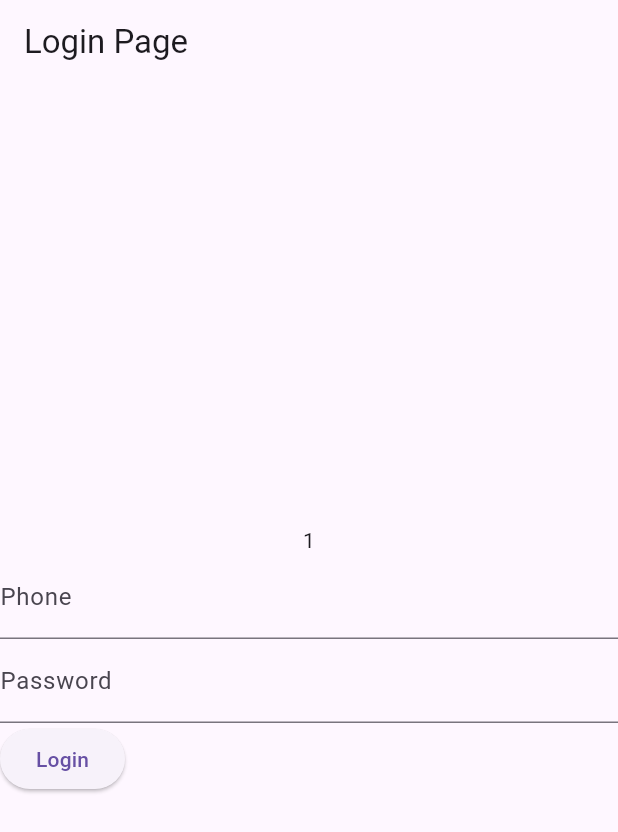
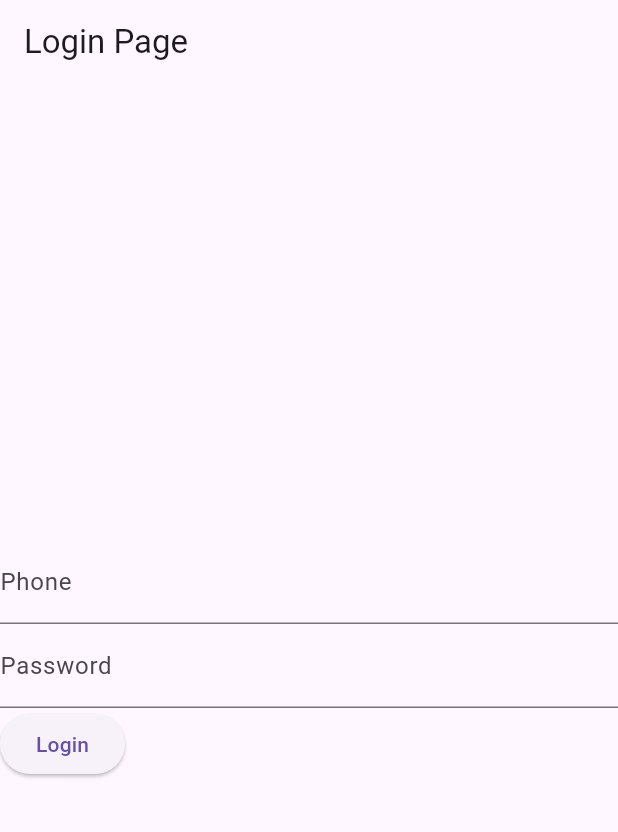
Before and after one commit to brughwani/limsoncrm, a Flutter app: the screen it shows after launch, on a phone screen of 412 x 824 dp. Shown: the top 832 px of the screen. Run offline on Flutter 3.47's test engine with Material 3 defaults, Android fonts, the phone set to English and light mode, and no system bars; our stand-ins replace auto_size_text, cloud_firestore, dropdown_button2, firebase_auth, firebase_core, flutter_dotenv and 2 more; missing offline and left inert: dart:js_interop, excel; accounts and stored records are empty.

Commit message:
going back to old way

```diff
--- a/lib/loginpage.dart
+++ b/lib/loginpage.dart
@@ -103,7 +103,7 @@ class _MyHomePageState extends State<MyHomePage> {
         child: Column(
           mainAxisAlignment: MainAxisAlignment.center,
           children: <Widget>[
-            Text("1"),
+
             TextFormField(
               controller: username,
               decoration: InputDecoration(labelText: "Phone"),
```
